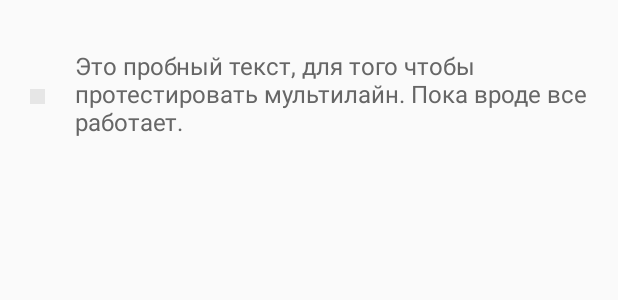
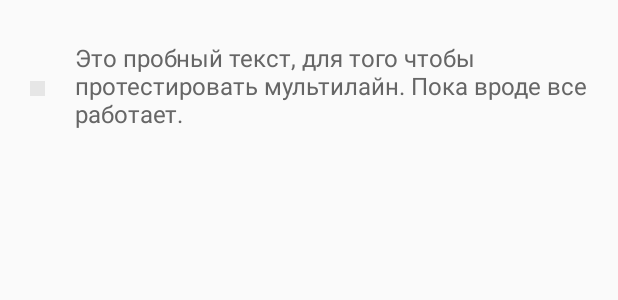
Before and after one commit to kulikovman/TodoApp, an Android app: the layout item_task.xml on its own in the app's theme, with its tools: preview values and no code run, on a phone screen of 412 x 824 dp. Shown: the top 300 px of the screen. Run offline under Robolectric (Android 15) with nearby library versions, the phone set to English and light mode, and no system bars.

Commit message:
Уменьшены отступы сверху/снизу в макете айтема

```diff
--- a/app/src/main/res/layout/content_todo.xml
+++ b/app/src/main/res/layout/content_todo.xml
@@ -10,5 +10,4 @@
     tools:context="ru.kulikovman.todoapp.TodoActivity"
     tools:showIn="@layout/app_bar_todo">
 
-
 </android.support.v7.widget.RecyclerView>
--- a/app/src/main/res/layout/item_task.xml
+++ b/app/src/main/res/layout/item_task.xml
@@ -3,9 +3,8 @@
               android:layout_width="match_parent"
               android:layout_height="wrap_content"
               android:orientation="horizontal"
-              android:paddingBottom="15dp"
-              android:paddingTop="15dp">
-
+              android:paddingBottom="10dp"
+              android:paddingTop="10dp">
 
     <LinearLayout
         android:layout_width="wrap_content"
@@ -67,8 +66,8 @@
                 android:layout_gravity="center_vertical"
                 android:layout_marginBottom="2dp"
                 android:layout_marginEnd="20dp"
+                android:text="Это пробный текст, для того чтобы протестировать мультилайн. Пока вроде все работает."
                 android:textColor="@color/gray_7"
-                android:text="Это пробный текст, для того чтобы протестировать мультилайн. Пока вроде все работает."
                 android:textSize="16sp"/>
 
         </LinearLayout>
```
